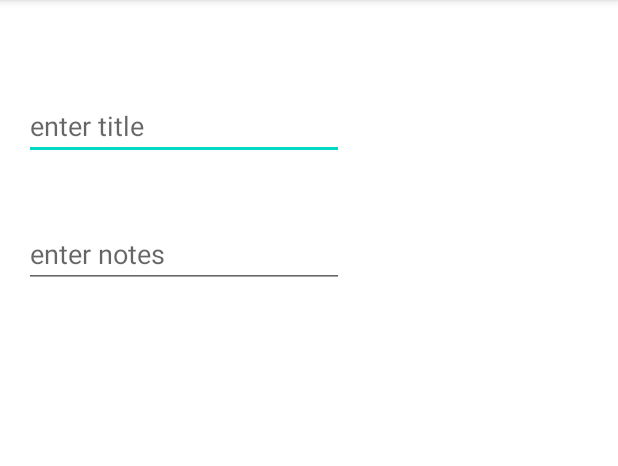
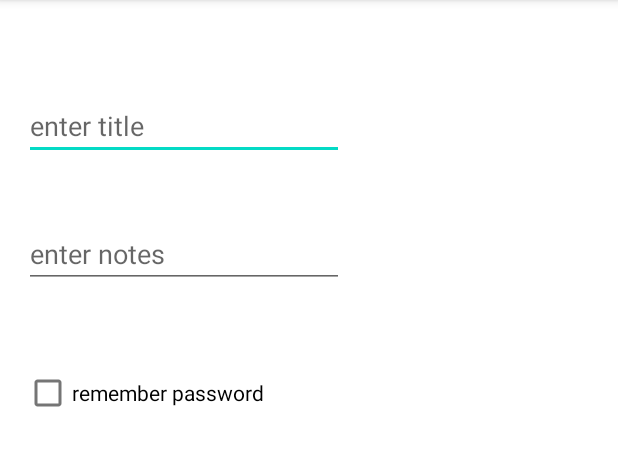
Before and after one commit to abdultanveer/Firstapp, an Android app: the screen it shows after launch (DataStorageActivity), on a phone screen of 412 x 824 dp, the part 84-550 px from its top. Run offline under Robolectric (Android 15) with nearby library versions, the phone set to English and light mode, and no system bars.

```diff
--- a/app/src/main/java/com/abdul/firstapp/DataStorageActivity.kt
+++ b/app/src/main/java/com/abdul/firstapp/DataStorageActivity.kt
@@ -2,12 +2,14 @@ package com.abdul.firstapp
 
 import androidx.appcompat.app.AppCompatActivity
 import android.os.Bundle
+import android.widget.CheckBox
 import android.widget.EditText
 
 class DataStorageActivity : AppCompatActivity() {
 
     lateinit var titleEditText: EditText
     lateinit var  notesEditText: EditText
+    lateinit var rpCheckBox: CheckBox
 
     override fun onCreate(savedInstanceState: Bundle?) {
         super.onCreate(savedInstanceState)
@@ -15,6 +17,7 @@ class DataStorageActivity : AppCompatActivity() {
 
         titleEditText = findViewById(R.id.etTitle);
         notesEditText = findViewById(R.id.etNotes)
+        rpCheckBox = findViewById(R.id.checkBoxRP)
     }
 
     override fun onPause() {
@@ -26,6 +29,7 @@ class DataStorageActivity : AppCompatActivity() {
         //get the text/data from those 2 edittexts
         var title = titleEditText.text.toString()
         var notes = notesEditText.text.toString()
+        var isChecked: Boolean = rpCheckBox.isChecked
         //create a file
         var sharedPreferences = getSharedPreferences("myfilename", MODE_PRIVATE)
         //open the file in edit mode
@@ -33,6 +37,7 @@ class DataStorageActivity : AppCompatActivity() {
         //write to the file
         editor.putString("mtitle",title)
         editor.putString("mnotes",notes)
+        editor.putBoolean("rpCb",isChecked)
         //save the file
         editor.apply()
     }
@@ -48,6 +53,8 @@ class DataStorageActivity : AppCompatActivity() {
         //read data from file
         var title = sharedPreferences.getString("mtitle","")
         var notes = sharedPreferences.getString("mnotes","")
+        var isChecked: Boolean = sharedPreferences.getBoolean("rpCb",false)
+        rpCheckBox.isChecked = isChecked
         //write to the edittexts
         titleEditText.setText(title)
         notesEditText.setText(notes)
--- a/app/src/main/res/layout/activity_data_storage.xml
+++ b/app/src/main/res/layout/activity_data_storage.xml
@@ -8,25 +8,35 @@
 
     <EditText
         android:id="@+id/etTitle"
-        android:hint="enter title"
         android:layout_width="wrap_content"
         android:layout_height="wrap_content"
         android:layout_marginStart="16dp"
         android:layout_marginTop="61dp"
         android:ems="10"
+        android:hint="enter title"
         android:inputType="textPersonName"
         app:layout_constraintStart_toStartOf="parent"
         app:layout_constraintTop_toTopOf="parent" />
 
     <EditText
         android:id="@+id/etNotes"
-        android:hint="enter notes"
         android:layout_width="wrap_content"
         android:layout_height="wrap_content"
         android:layout_marginStart="16dp"
         android:layout_marginTop="40dp"
         android:ems="10"
+        android:hint="enter notes"
         android:inputType="textPersonName"
         app:layout_constraintStart_toStartOf="parent"
         app:layout_constraintTop_toBottomOf="@+id/etTitle" />
+
+    <CheckBox
+        android:id="@+id/checkBoxRP"
+        android:layout_width="wrap_content"
+        android:layout_height="wrap_content"
+        android:layout_marginStart="16dp"
+        android:layout_marginTop="46dp"
+        android:text="remember password"
+        app:layout_constraintStart_toStartOf="parent"
+        app:layout_constraintTop_toBottomOf="@+id/etNotes" />
 </androidx.constraintlayout.widget.ConstraintLayout>
```
